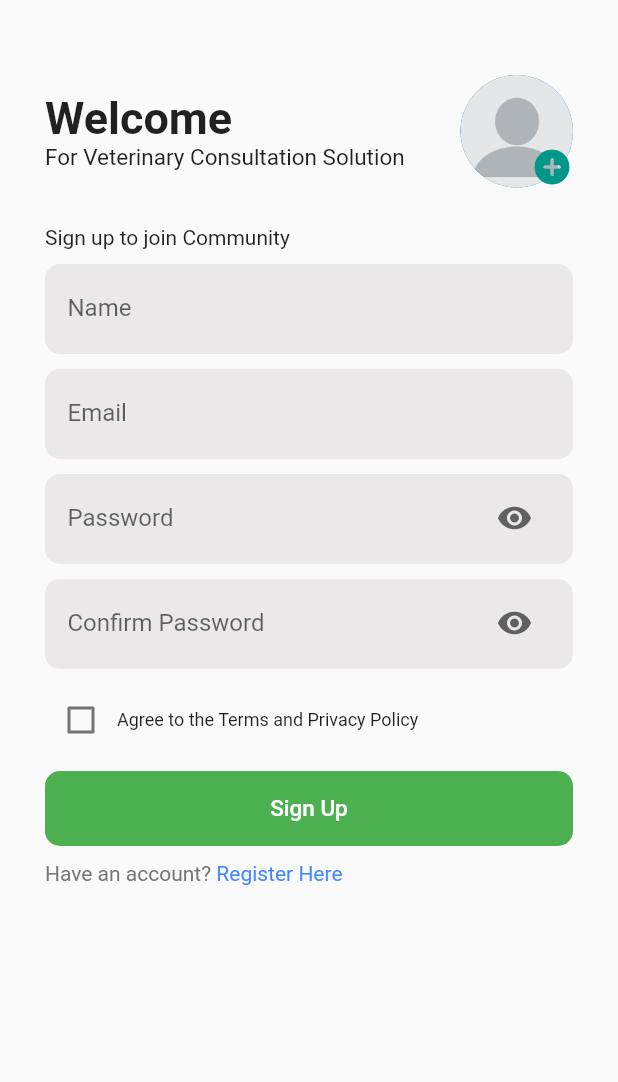
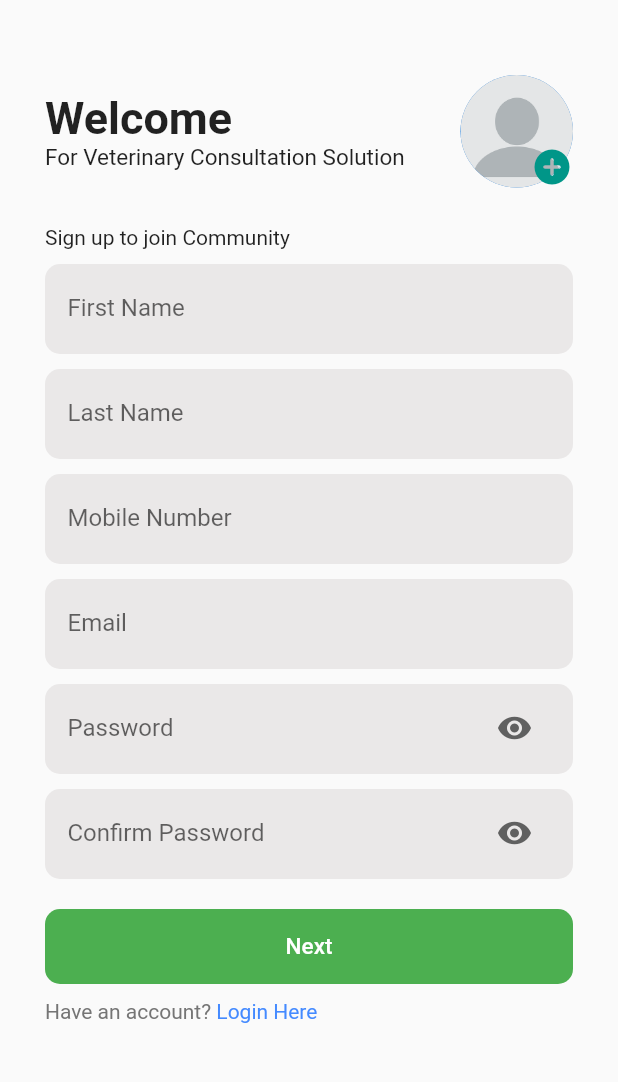
Before and after one commit to Kanishka-Git97/vcs_client_app, a Flutter app: the screen it shows after launch, on a phone screen of 412 x 824 dp, the part 105-1187 px from its top. Run offline on Flutter 3.47's test engine with Material 2 defaults, Android fonts, the phone set to English and light mode, and no system bars; our stand-ins replace animated_splash_screen, flutter_map, google_fonts, latlong2, shared_preferences and 1 more; missing offline and left inert: dart:ffi.

Commit message:
architectural refactor

```diff
--- a/lib/Components/custom_text_field.dart
+++ b/lib/Components/custom_text_field.dart
@@ -5,12 +5,16 @@ class CustomTextField extends StatefulWidget {
       {Key? key,
       required this.hintTxt,
       required this.lableTxt,
-      required this.mode})
+      required this.mode,
+      this.controller,
+      this.onChange})
       : super(key: key);
 
   final String hintTxt;
   final String lableTxt;
   final bool mode;
+  final TextEditingController? controller;
+  final ValueChanged<String>? onChange;
 
   @override
   State<CustomTextField> createState() => _CustomTextFieldState();
@@ -30,6 +34,7 @@ class _CustomTextFieldState extends State<CustomTextField> {
       child: Padding(
         padding: const EdgeInsets.symmetric(horizontal: 15.0),
         child: TextField(
+          controller: widget.controller,
           decoration: InputDecoration(
               border: InputBorder.none,
               labelText: widget.lableTxt,
--- /dev/null
+++ b/lib/Models/user.dart
@@ -0,0 +1,56 @@
+class Customer {
+  int? id;
+  String? firstName;
+  String? lastName;
+  String? address;
+  String? email;
+  String? mobile;
+  double? longitude;
+  double? latitude;
+  String? registerVia;
+  int? referral;
+  int? user;
+
+  Customer(
+      {this.id,
+      this.firstName,
+      this.lastName,
+      this.address,
+      this.email,
+      this.mobile,
+      this.longitude,
+      this.latitude,
+      this.registerVia,
+      this.referral,
+      this.user});
+
+  Customer.fromJson(Map<String, dynamic> json) {
+    id = json['id'];
+    firstName = json['firstName'];
+    lastName = json['lastName'];
+    address = json['address'];
+    email = json['email'];
+    mobile = json['mobile'];
+    longitude = json['longitude'];
+    latitude = json['latitude'];
+    registerVia = json['registerVia'];
+    referral = json['referral'];
+    user = json['user'];
+  }
+
+  Map<String, dynamic> toJson() {
+    final Map<String, dynamic> data = new Map<String, dynamic>();
+    data['id'] = this.id;
+    data['firstName'] = this.firstName;
+    data['lastName'] = this.lastName;
+    data['address'] = this.address;
+    data['email'] = this.email;
+    data['mobile'] = this.mobile;
+    data['longitude'] = this.longitude;
+    data['latitude'] = this.latitude;
+    data['registerVia'] = this.registerVia;
+    data['referral'] = this.referral;
+    data['user'] = this.user;
+    return data;
+  }
+}
--- /dev/null
+++ b/lib/Repositories/user_service.dart
@@ -0,0 +1,5 @@
+import 'package:vcs_client_app/Models/user.dart';
+
+abstract class UserService {
+  Future<String> register(Customer user);
+}
--- a/lib/Screens/Register/register_screen.dart
+++ b/lib/Screens/Register/register_screen.dart
@@ -4,8 +4,10 @@ import 'package:flutter/gestures.dart';
 import 'package:flutter/material.dart';
 import 'package:vcs_client_app/Components/custom_button.dart';
 import 'package:vcs_client_app/Components/custom_text_field.dart';
+import 'package:vcs_client_app/Models/user.dart';
 import 'package:vcs_client_app/Screens/Auth/login_screen.dart';
 import 'package:vcs_client_app/Screens/Register/account_setup_screen.dart';
+import 'package:vcs_client_app/Screens/Register/location_setup_screen.dart';
 
 class RegisterScreen extends StatefulWidget {
   const RegisterScreen({Key? key}) : super(key: key);
@@ -15,9 +17,61 @@ class RegisterScreen extends StatefulWidget {
 }
 
 class _RegisterScreenState extends State<RegisterScreen> {
-  bool _isConfirmChecked = false;
+  bool _isConfirmChecked = true;
+
   @override
   Widget build(BuildContext context) {
+    final TextEditingController _firstNameController = TextEditingController();
+    final TextEditingController _emailController = TextEditingController();
+    final TextEditingController _passwordController = TextEditingController();
+    final TextEditingController _confirmPasswordController =
+        TextEditingController();
+    final TextEditingController _lastNameController = TextEditingController();
+    final TextEditingController _mobileController = TextEditingController();
+
+    // Handle Form Submission
+    handleFormSubmit() {
+      // validate the form details
+      if (_firstNameController.text.isNotEmpty ||
+          _lastNameController.text.isNotEmpty ||
+          _mobileController.text.isNotEmpty ||
+          _emailController.text.isNotEmpty ||
+          _passwordController.text.isNotEmpty ||
+          _confirmPasswordController.text.isNotEmpty) {
+        // validate mobile Number
+        if (_mobileController.text.length != 10) {
+          // Show error message
+          return print("Invalid mobile number");
+        }
+        // validate Password
+        if (_passwordController.text != _confirmPasswordController.text) {
+          // SHow Erro Message
+          print(_passwordController.text);
+          return print("Password Did not match");
+        }
+        if (_passwordController.text.length > 6) {
+          return print("Please Enter Strong Password");
+        }
+        // define User Model
+        Customer _user = Customer(
+            firstName: _firstNameController.text,
+            lastName: _lastNameController.text,
+            email: _emailController.text,
+            mobile: _mobileController.text);
+        // redirect to the location page
+        print(_user.toJson());
+        Navigator.push(
+            context,
+            MaterialPageRoute(
+                builder: (context) => LocationSetupScreen(
+                      user: _user,
+                    )));
+      } else {
+        // Show Error Message
+        return print("Required Details Are Missing");
+      }
+    }
+
     return Scaffold(
       body: SafeArea(
         child: SingleChildScrollView(
@@ -92,47 +146,75 @@ class _RegisterScreenState extends State<RegisterScreen> {
                   const SizedBox(
                     height: 10,
                   ),
-                  const CustomTextField(
-                      hintTxt: 'Full Name', lableTxt: 'Name', mode: false),
+                  CustomTextField(
+                    hintTxt: 'First Name',
+                    lableTxt: 'First Name',
+                    mode: false,
+                    controller: _firstNameController,
+                  ),
                   const SizedBox(
                     height: 10,
                   ),
-                  const CustomTextField(
-                      hintTxt: 'example@email.com',
-                      lableTxt: 'Email',
-                      mode: false),
+                  CustomTextField(
+                    hintTxt: 'Last Name',
+                    lableTxt: 'Last Name',
+                    mode: false,
+                    controller: _lastNameController,
+                  ),
                   const SizedBox(
                     height: 10,
                   ),
-                  const CustomTextField(
-                      hintTxt: 'Enter Strong Password',
-                      lableTxt: 'Password',
-                      mode: true),
+                  CustomTextField(
+                    hintTxt: 'Mobile Number',
+                    lableTxt: 'Mobile Number',
+                    mode: false,
+                    controller: _mobileController,
+                  ),
                   const SizedBox(
                     height: 10,
                   ),
-                  const CustomTextField(
-                      hintTxt: 'Confirm your Password',
-                      lableTxt: 'Confirm Password',
-                      mode: true),
+                  CustomTextField(
+                    hintTxt: 'example@email.com',
+                    lableTxt: 'Email',
+                    mode: false,
+                    controller: _emailController,
+                  ),
                   const SizedBox(
                     height: 10,
                   ),
-                  Row(
-                    children: [
-                      Checkbox(
-                          value: _isConfirmChecked,
-                          onChanged: (bool? value) {
-                            setState(() {
-                              _isConfirmChecked = value!;
-                            });
-                          }),
-                      const Text(
-                        'Agree to the Terms and Privacy Policy',
-                        style: TextStyle(fontSize: 12),
-                      ),
-                    ],
+                  CustomTextField(
+                    hintTxt: 'Enter Strong Password',
+                    lableTxt: 'Password',
+                    mode: true,
+                    controller: _passwordController,
                   ),
+                  const SizedBox(
+                    height: 10,
+                  ),
+                  CustomTextField(
+                    hintTxt: 'Confirm your Password',
+                    lableTxt: 'Confirm Password',
+                    mode: true,
+                    controller: _confirmPasswordController,
+                  ),
+                  const SizedBox(
+                    height: 10,
+                  ),
+                  // Row(
+                  //   children: [
+                  //     Checkbox(
+                  //         value: _isConfirmChecked,
+                  //         onChanged: (bool? value) {
+                  //           setState(() {
+                  //             _isConfirmChecked = value!;
+                  //           });
+                  //         }),
+                  //     const Text(
+                  //       'Agree to the Terms and Privacy Policy',
+                  //       style: TextStyle(fontSize: 12),
+                  //     ),
+                  //   ],
+                  // ),
                   const SizedBox(
                     height: 10,
                   ),
@@ -141,13 +223,8 @@ class _RegisterScreenState extends State<RegisterScreen> {
                       btnColor: Colors.green,
                       fontColor: Colors.white,
                       fontSize: 15,
-                      btnText: 'Sign Up',
-                      onPress: () {
-                        Navigator.push(
-                            context,
-                            MaterialPageRoute(
-                                builder: (context) => AccountSetupScreen()));
-                      }),
+                      btnText: 'Next',
+                      onPress: handleFormSubmit),
                   const SizedBox(
                     height: 10,
                   ),
@@ -158,7 +235,7 @@ class _RegisterScreenState extends State<RegisterScreen> {
                       style: TextStyle(color: Colors.grey[600]),
                       children: [
                         TextSpan(
-                          text: ' Register Here',
+                          text: ' Login Here',
                           style: TextStyle(color: Colors.blueAccent),
                           recognizer: TapGestureRecognizer()
                             ..onTap = () {
@@ -171,6 +248,9 @@ class _RegisterScreenState extends State<RegisterScreen> {
                       ],
                     ),
                   ),
+                  const SizedBox(
+                    height: 10,
+                  ),
                 ],
               ),
             ),
--- a/pubspec.yaml
+++ b/pubspec.yaml
@@ -40,6 +40,9 @@ dependencies:
   google_fonts: ^3.0.1
   shared_preferences: ^2.0.15
   cloud_firestore: ^3.4.2
+  flutter_map: ^2.2.0
+  latlong2: ^0.8.1
+  http: ^0.13.5
   #slider_button: ^2.0.0
 
 dev_dependencies:
```
Also changed, not shown: lib/Components/map_box.dart (added, +66 -0 lines), lib/Controllers/user_controller.dart (added, +11 -0 lines), lib/Models/lat_long.dart (added, +18 -0 lines), lib/Repositories/user_repository.dart (added, +10 -0 lines), lib/Screens/Register/account_setup_screen.dart (+4 -4 lines), lib/Screens/Register/location_setup_screen.dart (+123 -39 lines), pubspec.lock, 1 other file.
